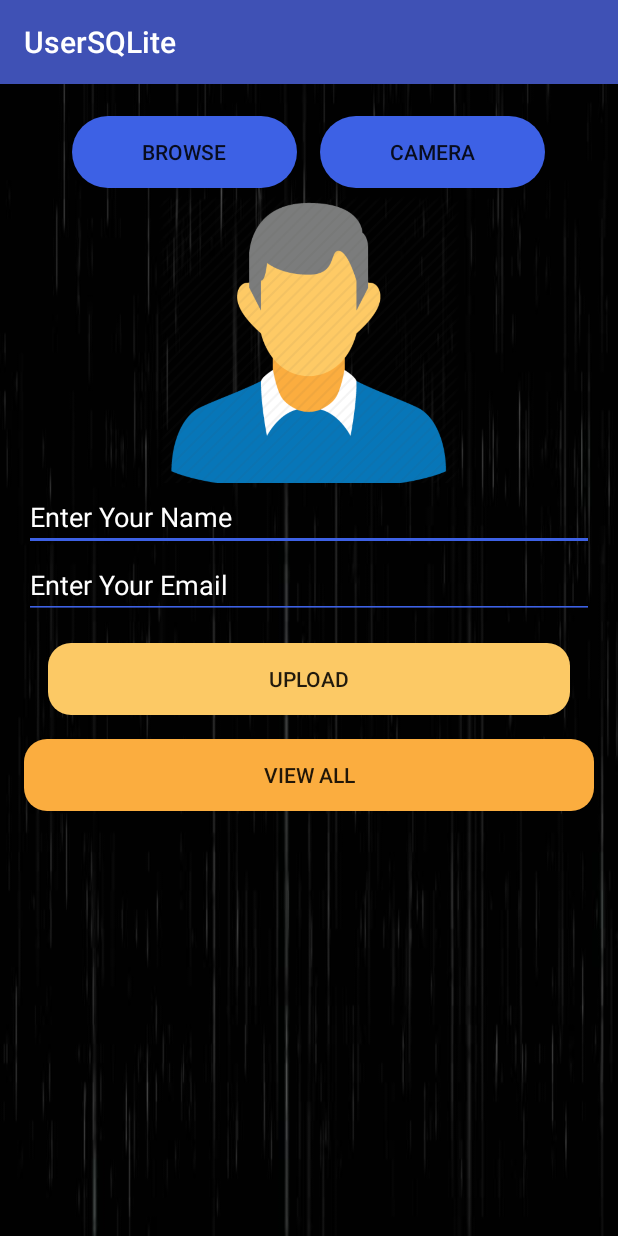
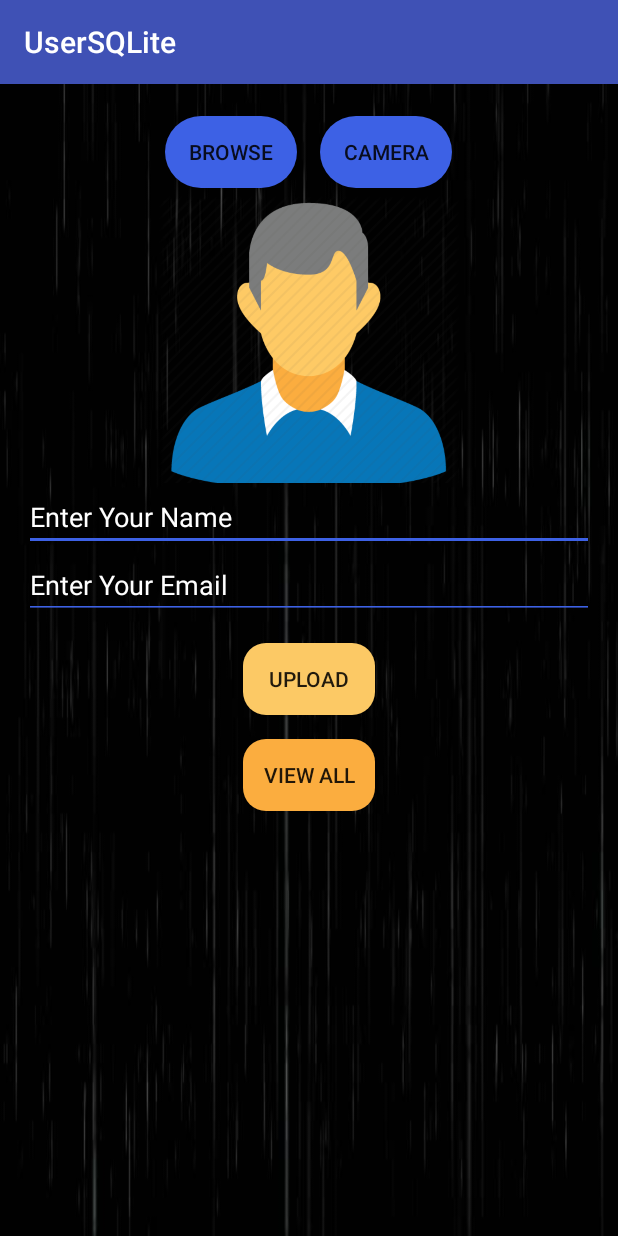
Before and after one commit to nasirbashak/UserDetailsSQLite, an Android app: the screen it shows after launch (MainActivity), after a tap on "UPLOAD", on a phone screen of 412 x 824 dp. Run offline under Robolectric (Android 15) with nearby library versions, the light colour scheme and no system bars.

Commit message:
EditBox Empty condition Added

```diff
--- a/app/src/main/java/com/nasirbashak007/usersqlite/MainActivity.java
+++ b/app/src/main/java/com/nasirbashak007/usersqlite/MainActivity.java
@@ -13,6 +13,7 @@ import android.support.annotation.NonNull;
 import android.support.v4.app.ActivityCompat;
 import android.support.v7.app.AppCompatActivity;
 import android.os.Bundle;
+import android.text.TextUtils;
 import android.view.View;
 import android.view.animation.Animation;
 import android.view.animation.AnimationUtils;
@@ -136,15 +137,16 @@ public class MainActivity extends AppCompatActivity {
 
     public void uploadData(View view) {
 
+        String NAME = name.getText().toString().trim();
+        String EMAIL = email.getText().toString().trim();
 
 
-        if (FLAG == 1 ) {
+        if (FLAG == 1 && NAME.length() >0 && EMAIL.length() > 0) {
 
 
             try {
 
-                String NAME = name.getText().toString().trim();
-                String EMAIL = email.getText().toString().trim();
+
 
                 sqLiteHelper.insertData(NAME, EMAIL, ImageToByteCode(imageView));
 
--- a/app/src/main/res/layout/activity_main.xml
+++ b/app/src/main/res/layout/activity_main.xml
@@ -23,7 +23,7 @@
 
             <Button
                 android:id="@+id/browse"
-                android:layout_width="150dp"
+                android:layout_width="wrap_content"
                 android:layout_height="wrap_content"
                 android:layout_marginBottom="5dp"
                android:layout_marginTop="5dp"
@@ -35,7 +35,7 @@
 
             <Button
                 android:id="@+id/captureCamera"
-                android:layout_width="150dp"
+                android:layout_width="wrap_content"
                 android:layout_height="wrap_content"
                 android:layout_marginLeft="15dp"
                 android:layout_marginTop="5dp"
@@ -58,7 +58,8 @@
         android:id="@+id/layout2"
         android:layout_width="match_parent"
         android:layout_height="wrap_content"
-        android:orientation="vertical">
+        android:orientation="vertical"
+        android:gravity="center">
 
         <EditText
             android:id="@+id/name"
@@ -84,16 +85,17 @@
         <LinearLayout
             android:layout_width="match_parent"
             android:layout_height="wrap_content"
-            android:padding="16dp">
+            android:padding="16dp"
+            android:gravity="center">
 
             <Button
                 android:id="@+id/upload"
-                android:layout_width="match_parent"
+                android:layout_width="wrap_content"
 
                 android:layout_height="wrap_content"
                 android:background="@drawable/buttonstyle"
                 android:onClick="uploadData"
-                android:paddingVertical="0dp"
+
                 android:text="Upload"
                 tools:ignore="HardcodedText,OnClick" />
         </LinearLayout>
@@ -101,7 +103,7 @@
 
         <Button
             android:id="@+id/viewall"
-            android:layout_width="match_parent"
+            android:layout_width="wrap_content"
 
             android:layout_height="wrap_content"
             android:background="@drawable/button_view"
--- a/app/src/main/res/layout/activity_view_data.xml
+++ b/app/src/main/res/layout/activity_view_data.xml
@@ -14,7 +14,6 @@
     <ListView
         android:id="@+id/listview"
         android:layout_width="match_parent"
-
         android:layout_height="match_parent"
         android:padding="16dp">
 
```
Also changed, not shown: 1 other file.
